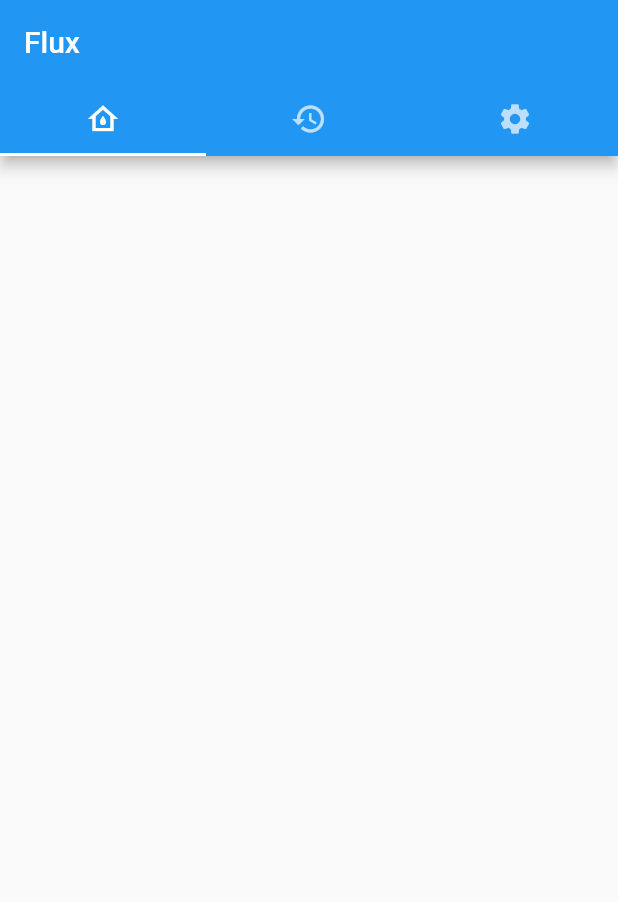
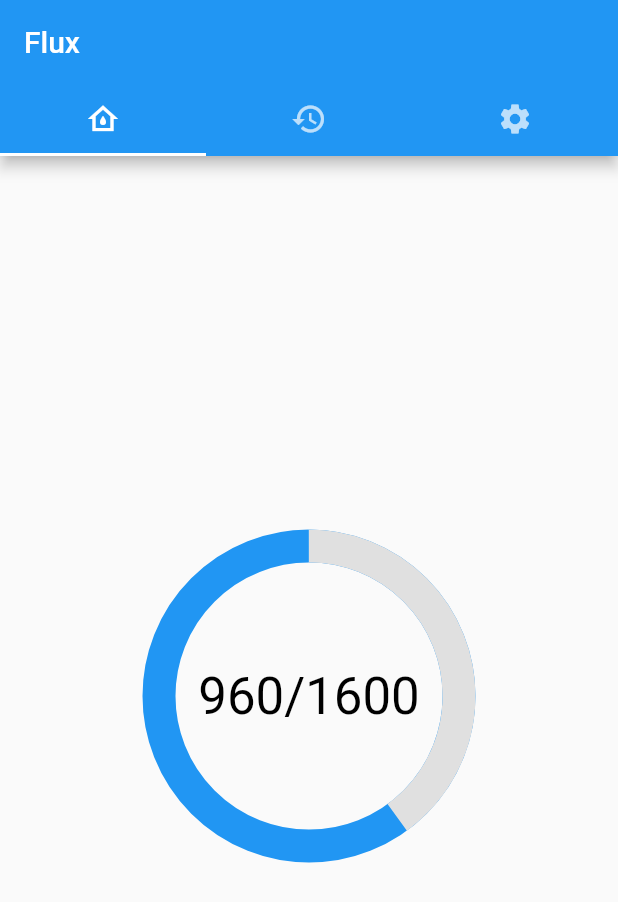
Before and after one commit to lucasdessy/flux-software, a Flutter app: the screen it shows after launch, on a phone screen of 412 x 824 dp. Shown: the top 902 px of the screen. Run offline on Flutter 3.47's test engine with Material 2 defaults, Android fonts, the phone set to English and light mode, and no system bars.

Commit message:
added progress indicator component

```diff
--- a/lib/presentation/core/components/progress_indicator.dart
+++ b/lib/presentation/core/components/progress_indicator.dart
@@ -1,14 +1,91 @@
 import 'package:flutter/material.dart';
 
-class FluxProgressIndicator extends StatelessWidget {
+class FluxProgressIndicator extends StatefulWidget {
   final int currentValue;
   final int maxValue;
+  const FluxProgressIndicator({
+    Key? key,
+    required this.currentValue,
+    required this.maxValue,
+  }) : super(key: key);
 
-  const FluxProgressIndicator(
-      {Key? key, required this.currentValue, required this.maxValue})
-      : super(key: key);
+  @override
+  _FluxProgressIndicatorState createState() => _FluxProgressIndicatorState();
+}
+
+class _FluxProgressIndicatorState extends State<FluxProgressIndicator>
+    with SingleTickerProviderStateMixin {
+  late final AnimationController controller;
+  double value = 1;
+  @override
+  void initState() {
+    controller = AnimationController(vsync: this);
+    controller.value = 1;
+    controller.addListener(listenToController);
+    initAsync();
+    super.initState();
+  }
+
+  Future<void> initAsync() async {
+    await Future.delayed(Duration(milliseconds: 350));
+
+    controller.animateTo(
+        (widget.maxValue - widget.currentValue) / widget.maxValue,
+        duration: Duration(milliseconds: 1200),
+        curve: Curves.easeInOut);
+  }
+
+  listenToController() {
+    setState(() {
+      value = controller.value;
+    });
+  }
+
   @override
   Widget build(BuildContext context) {
-    return Container();
+    return SizedBox(
+      height: 250,
+      width: 250,
+      child: Center(
+        child: Stack(
+          children: [
+            Align(
+              alignment: Alignment.center,
+              child: SizedBox(
+                height: 200,
+                width: 200,
+                child: CircularProgressIndicator(
+                  strokeWidth: 22,
+                  value: 1,
+                ),
+              ),
+            ),
+            Align(
+              alignment: Alignment.center,
+              child: SizedBox(
+                height: 200,
+                width: 200,
+                child: CircularProgressIndicator(
+                  strokeWidth: 22,
+                  value: value,
+                  valueColor:
+                      AlwaysStoppedAnimation<Color>(Colors.grey.shade300),
+                ),
+              ),
+            ),
+            Align(
+              alignment: Alignment.center,
+              child: Text(
+                '${(widget.maxValue - (value * widget.maxValue).toInt())}/${widget.maxValue}',
+                style: Theme.of(context)
+                    .textTheme
+                    .headline4
+                    ?.copyWith(color: Colors.black),
+              ),
+            )
+          ],
+        ),
+      ),
+    );
   }
 }
```
